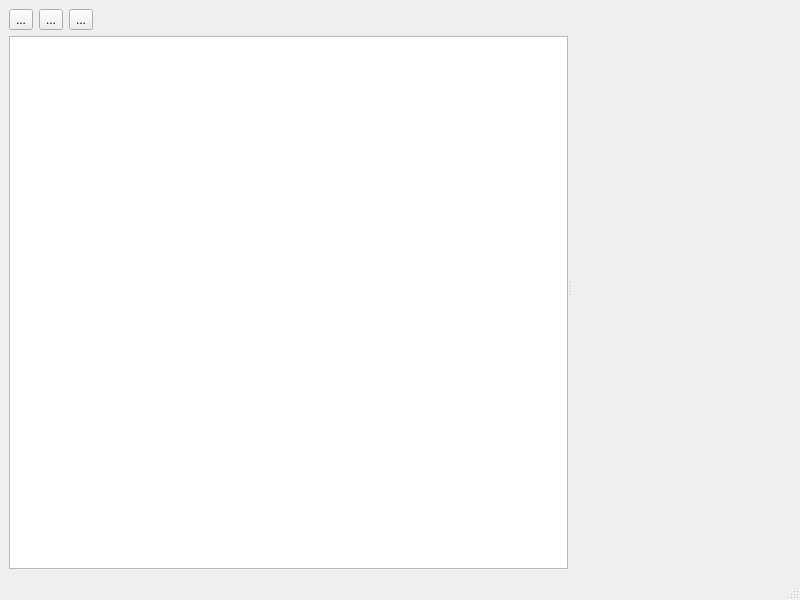
Old version of the form ui/MainWindow.ui in the repository germaniumhq/felix.
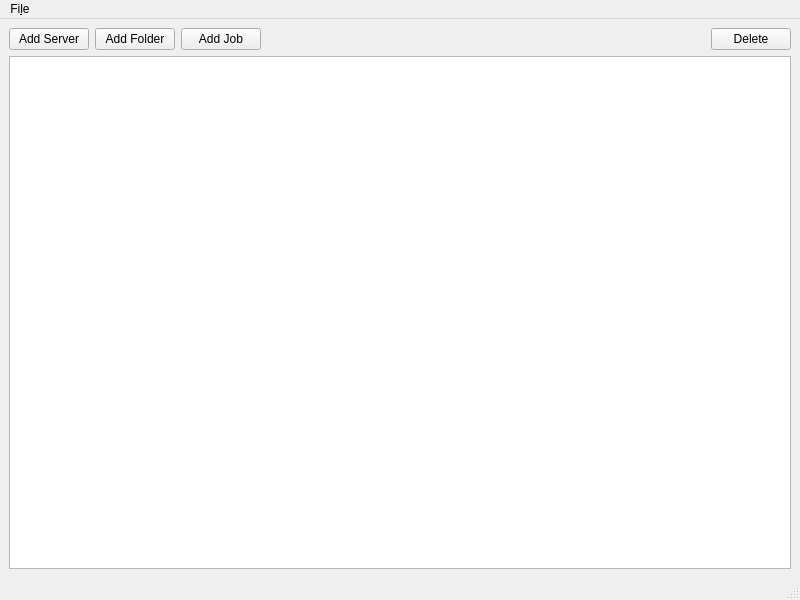
New version of the form.

Diff of the .ui file:
```diff
--- a/ui/MainWindow.ui
+++ b/ui/MainWindow.ui
@@ -31,23 +31,41 @@
         <item>
          <layout class="QHBoxLayout" name="horizontalLayout">
           <item>
-           <widget class="QToolButton" name="toolButton">
+           <widget class="QPushButton" name="add_server_button">
             <property name="text">
-             <string>...</string>
+             <string>Add Server</string>
             </property>
+            <property name="iconSize">
+             <size>
+              <width>24</width>
+              <height>24</height>
+             </size>
+            </property>
            </widget>
           </item>
           <item>
-           <widget class="QToolButton" name="toolButton_2">
+           <widget class="QPushButton" name="add_folder_button">
             <property name="text">
-             <string>...</string>
+             <string>Add Folder</string>
             </property>
+            <property name="iconSize">
+             <size>
+              <width>24</width>
+              <height>24</height>
+             </size>
+            </property>
            </widget>
           </item>
           <item>
-           <widget class="QToolButton" name="toolButton_3">
+           <widget class="QPushButton" name="add_job_button">
             <property name="text">
-             <string>...</string>
+             <string>Add Job</string>
+            </property>
+            <property name="iconSize">
+             <size>
+              <width>24</width>
+              <height>24</height>
+             </size>
             </property>
            </widget>
           </item>
@@ -67,6 +85,19 @@
             </property>
            </spacer>
           </item>
+          <item>
+           <widget class="QPushButton" name="delete_item_button">
+            <property name="text">
+             <string>Delete</string>
+            </property>
+            <property name="iconSize">
+             <size>
+              <width>24</width>
+              <height>24</height>
+             </size>
+            </property>
+           </widget>
+          </item>
          </layout>
         </item>
         <item>
@@ -81,7 +112,6 @@
         </item>
        </layout>
       </widget>
-      <widget class="QWidget" name="widget" native="true"/>
      </widget>
     </item>
    </layout>
@@ -95,6 +125,15 @@
      <height>26</height>
     </rect>
    </property>
+   <widget class="QMenu" name="menuFile">
+    <property name="title">
+     <string>Fi&amp;le</string>
+    </property>
+    <addaction name="menu_minimize_to_tray_action"/>
+    <addaction name="separator"/>
+    <addaction name="menu_exit_action"/>
+   </widget>
+   <addaction name="menuFile"/>
   </widget>
   <widget class="QStatusBar" name="statusbar"/>
  </widget>
```
Left out of the diff: 13 changed lines with no effect on the pictures.
